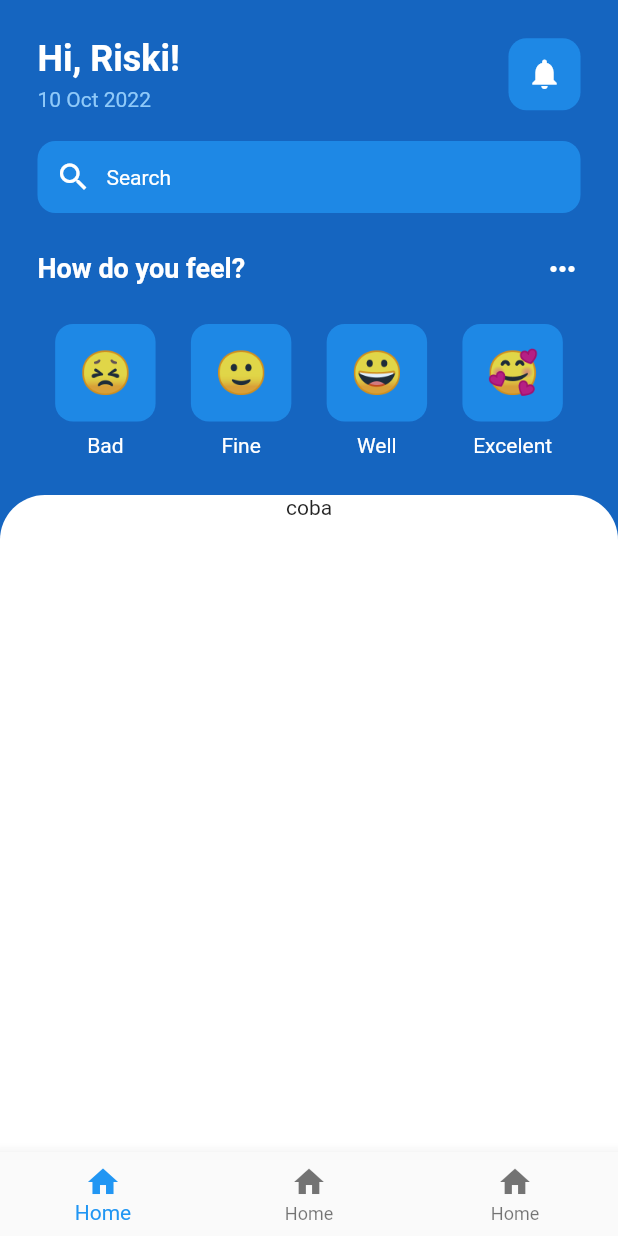
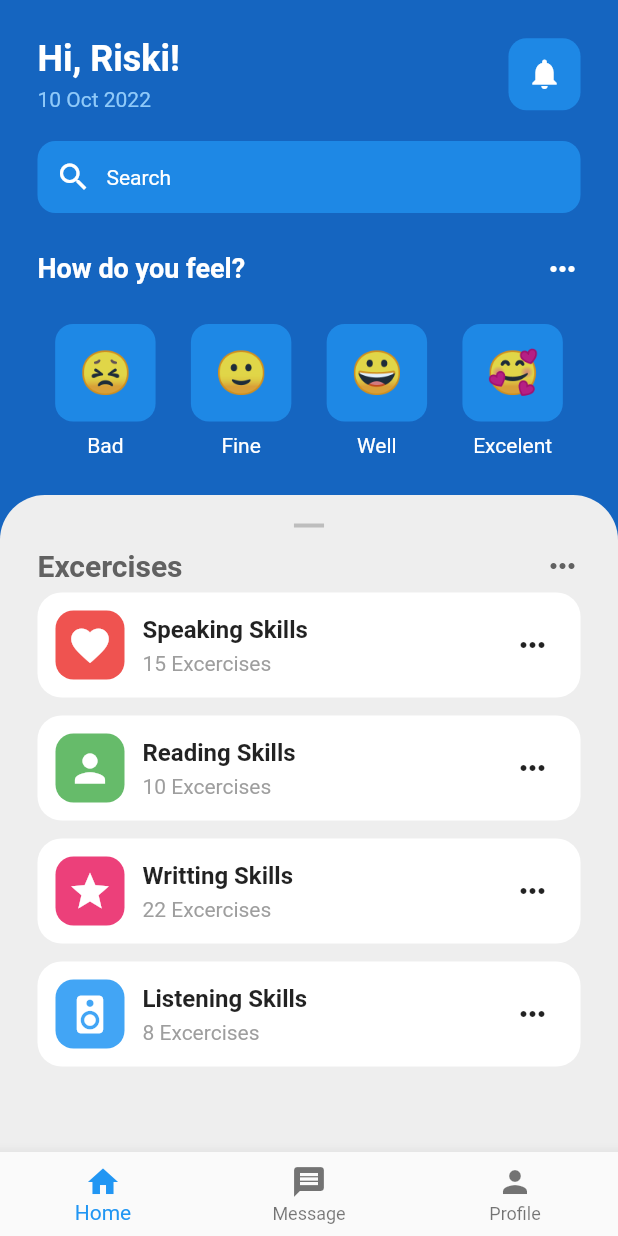
Before and after one commit to L200150110/simple_app_1, a Flutter app: the screen it shows after launch, on a phone screen of 412 x 824 dp. Run offline on Flutter 3.47's test engine with Material 2 defaults, Android fonts, the phone set to English and light mode, and no system bars.

Commit message:
update final home page

```diff
--- a/lib/pages/home_page.dart
+++ b/lib/pages/home_page.dart
@@ -2,6 +2,7 @@
 
 import 'package:flutter/material.dart';
 import '../utils/emoji.dart';
+import '../utils/excercises.dart';
 
 class HomePage extends StatefulWidget {
   const HomePage({Key? key}) : super(key: key);
@@ -21,29 +22,23 @@ class _HomePageState extends State<HomePage> {
           label: 'Home',
         ),
         BottomNavigationBarItem(
-          icon: Icon(Icons.home),
-          label: 'Home',
+          icon: Icon(Icons.message),
+          label: 'Message',
         ),
         BottomNavigationBarItem(
-          icon: Icon(Icons.home),
-          label: 'Home',
+          icon: Icon(Icons.person),
+          label: 'Profile',
         ),
       ]),
       body: SafeArea(
-        child: Column(
-          children: [
+        child: Column(children: [
           Padding(
             padding: const EdgeInsets.all(25.0),
-              child: Column(
-                children: [
+            child: Column(children: [
               // header
-                  Row(
-                    mainAxisAlignment: MainAxisAlignment.spaceBetween,
-                    children: [
+              Row(mainAxisAlignment: MainAxisAlignment.spaceBetween, children: [
                 // user
-                      Column(
-                        crossAxisAlignment: CrossAxisAlignment.start,
-                        children: [
+                Column(crossAxisAlignment: CrossAxisAlignment.start, children: [
                   Text(
                     'Hi, Riski!',
                     style: TextStyle(
@@ -60,8 +55,7 @@ class _HomePageState extends State<HomePage> {
                       // fontSize: 16,
                     ),
                   ),
-                        ],
-                      ),
+                ]),
 
                 // notif
                 Container(
@@ -74,8 +68,7 @@ class _HomePageState extends State<HomePage> {
                     color: Colors.white,
                   ),
                 ),
-                    ],
-                  ),
+              ]),
               SizedBox(height: 20),
               // search bar
               Container(
@@ -84,8 +77,7 @@ class _HomePageState extends State<HomePage> {
                     borderRadius: BorderRadius.circular(12)),
                 child: Padding(
                   padding: const EdgeInsets.all(12.0),
-                      child: Row(
-                        children: [
+                  child: Row(children: [
                     Icon(
                       Icons.search,
                       color: Colors.white,
@@ -94,8 +86,7 @@ class _HomePageState extends State<HomePage> {
                       width: 10,
                     ),
                     Text('Search', style: TextStyle(color: Colors.white))
-                        ],
-                      ),
+                  ]),
                 ),
               ),
               SizedBox(height: 25),
@@ -117,12 +108,9 @@ class _HomePageState extends State<HomePage> {
                 ],
               ),
               SizedBox(height: 25),
-                  Row(
-                    mainAxisAlignment: MainAxisAlignment.spaceAround,
-                    children: [
+              Row(mainAxisAlignment: MainAxisAlignment.spaceAround, children: [
                 // bad
-                      Column(
-                        children: [
+                Column(children: [
                   Emoji(
                     emoji: '😣',
                   ),
@@ -133,11 +121,9 @@ class _HomePageState extends State<HomePage> {
                       color: Colors.white,
                     ),
                   ),
-                        ],
-                      ),
+                ]),
                 // fine
-                      Column(
-                        children: [
+                Column(children: [
                   Emoji(
                     emoji: '🙂',
                   ),
@@ -148,11 +134,9 @@ class _HomePageState extends State<HomePage> {
                       color: Colors.white,
                     ),
                   ),
-                        ],
-                      ),
+                ]),
                 // well
-                      Column(
-                        children: [
+                Column(children: [
                   Emoji(
                     emoji: '😀',
                   ),
@@ -163,11 +147,9 @@ class _HomePageState extends State<HomePage> {
                       color: Colors.white,
                     ),
                   ),
-                        ],
-                      ),
+                ]),
                 // excelent
-                      Column(
-                        children: [
+                Column(children: [
                   Emoji(
                     emoji: '🥰',
                   ),
@@ -178,29 +160,75 @@ class _HomePageState extends State<HomePage> {
                       color: Colors.white,
                     ),
                   ),
-                        ],
-                      ),
-                    ],
-                  ),
-                ],
-              ),
+                ]),
+              ]),
+            ]),
           ),
           Expanded(
             child: Container(
               width: MediaQuery.of(context).size.width,
               decoration: BoxDecoration(
-                    color: Colors.white,
+                  color: Colors.grey[200],
                   borderRadius: BorderRadius.only(
                     topLeft: Radius.circular(30),
                     topRight: Radius.circular(30),
                   )),
-                child: Column(
-                  children: [Text('coba')],
+              child: Padding(
+                padding:
+                    const EdgeInsets.symmetric(horizontal: 25.0, vertical: 5.0),
+                child: Column(children: [
+                  Icon(
+                    Icons.horizontal_rule,
+                    color: Colors.grey[400],
+                    size: 30,
+                  ),
+                  Row(
+                    mainAxisAlignment: MainAxisAlignment.spaceBetween,
+                    children: [
+                      Text('Excercises',
+                          style: TextStyle(
+                            fontWeight: FontWeight.bold,
+                            fontSize: 20,
+                            color: Colors.grey[700],
+                          )),
+                      Icon(Icons.more_horiz, color: Colors.grey[700]),
+                    ],
+                  ),
+                  Expanded(
+                    child: ListView(
+                      children: [
+                        Excercises(
+                          icon: Icons.favorite,
+                          exercisesTitle: 'Speaking Skills',
+                          numberExercises: 15,
+                          color: Colors.red[400],
+                        ),
+                        Excercises(
+                          icon: Icons.person,
+                          exercisesTitle: 'Reading Skills',
+                          numberExercises: 10,
+                          color: Colors.green[400],
+                        ),
+                        Excercises(
+                          icon: Icons.star,
+                          exercisesTitle: 'Writting Skills',
+                          numberExercises: 22,
+                          color: Colors.pink[400],
+                        ),
+                        Excercises(
+                          icon: Icons.speaker,
+                          exercisesTitle: 'Listening Skills',
+                          numberExercises: 8,
+                          color: Colors.blue[400],
+                        ),
+                      ],
+                    ),
+                  ),
+                ]),
               ),
             ),
           )
-          ],
-        ),
+        ]),
       ),
     );
   }
--- /dev/null
+++ b/lib/utils/excercises.dart
@@ -0,0 +1,73 @@
+import 'package:flutter/material.dart';
+
+class Excercises extends StatelessWidget {
+  final icon;
+  final String exercisesTitle;
+  final int numberExercises;
+  final color;
+
+  const Excercises({
+    Key? key,
+    required this.icon,
+    required this.exercisesTitle,
+    required this.numberExercises,
+    required this.color,
+  }) : super(key: key);
+
+  @override
+  Widget build(BuildContext context) {
+    return Padding(
+      padding: const EdgeInsets.symmetric(vertical: 6.0),
+      child: Container(
+          decoration: BoxDecoration(
+            color: Colors.white,
+            borderRadius: BorderRadius.circular(16),
+            // boxShadow: BoxShadow.lerpList(0, 1, 0),
+          ),
+          child: Row(
+            mainAxisAlignment: MainAxisAlignment.spaceBetween,
+            children: [
+              Row(
+                children: [
+                  Padding(
+                    padding: const EdgeInsets.all(12.0),
+                    child: Container(
+                      decoration: BoxDecoration(
+                        color: color,
+                        borderRadius: BorderRadius.circular(12),
+                      ),
+                      padding: const EdgeInsets.all(8.0),
+                      child: Icon(
+                        icon,
+                        color: Colors.white,
+                        size: 30,
+                      ),
+                    ),
+                  ),
+                  Column(
+                    crossAxisAlignment: CrossAxisAlignment.start,
+                    children: [
+                      Text(exercisesTitle,
+                          style: const TextStyle(
+                            fontSize: 16,
+                            fontWeight: FontWeight.bold,
+                          )),
+                      const SizedBox(height: 5),
+                      Text('$numberExercises Excercises',
+                          style: const TextStyle(
+                            color: Colors.grey,
+                            fontSize: 14,
+                          )),
+                    ],
+                  )
+                ],
+              ),
+              const Padding(
+                padding: EdgeInsets.all(20.0),
+                child: Icon(Icons.more_horiz),
+              )
+            ],
+          )),
+    );
+  }
+}
```
Lines whose indentation alone changed are shown as unchanged.
